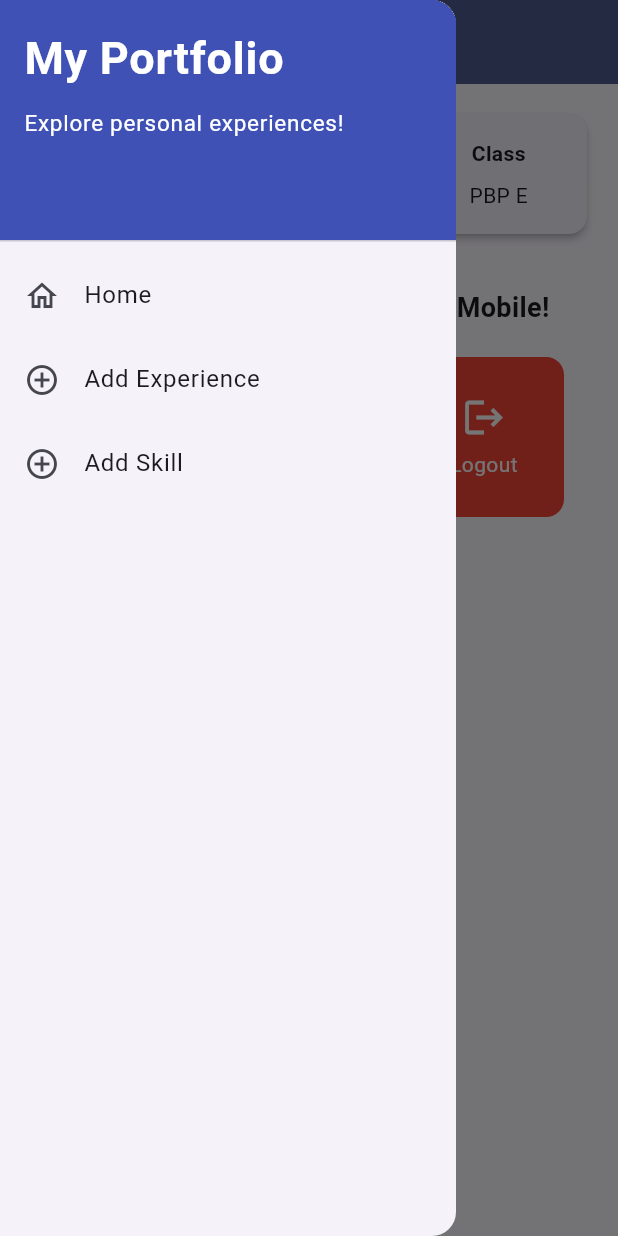
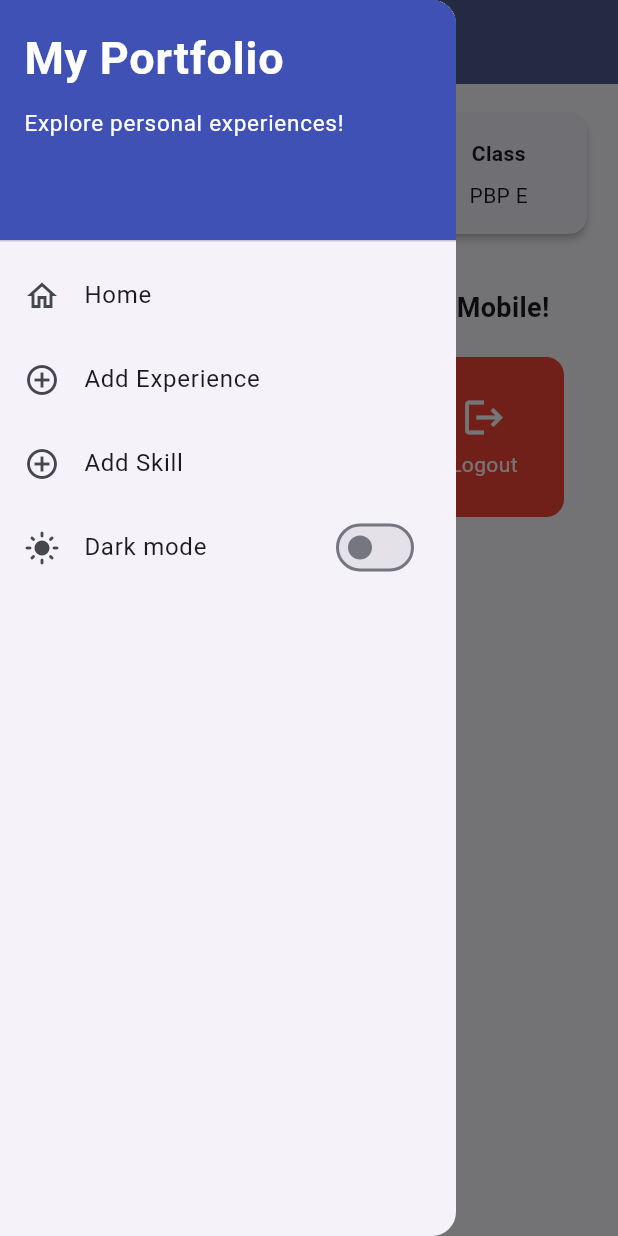
Before and after one commit to ihatewalls/myportofolio_mobile, a Flutter app: the screen it shows after launch, with the side drawer open, on a phone screen of 412 x 824 dp. Run offline on Flutter 3.47's test engine with Material 3 defaults, Android fonts, the phone set to English and light mode, and no system bars; our stand-ins replace material_ui.

Commit message:
feat: dark mode

```diff
--- a/lib/main.dart
+++ b/lib/main.dart
@@ -1,5 +1,6 @@
 import 'package:material_ui/material_ui.dart';
 import 'package:myportofolio_mobile/screens/menu.dart';
+import 'package:myportofolio_mobile/theme_notifier.dart';
 void main() {
   runApp(const MyApp());
 }
@@ -10,28 +11,25 @@ class MyApp extends StatelessWidget {
   // This widget is the root of your application.
   @override
   Widget build(BuildContext context) {
+    return ValueListenableBuilder<ThemeMode>(
+      valueListenable: themeNotifier,
+      builder: (context, mode, _) {
         return MaterialApp(
           title: 'MyPortofolio',
           theme: ThemeData(
-        // This is the theme of your application.
-        //
-        // TRY THIS: Try running your application with "flutter run". You'll see
-        // the application has a purple toolbar. Then, without quitting the app,
-        // try changing the seedColor in the colorScheme below to Colors.green
-        // and then invoke "hot reload" (save your changes or press the "hot
-        // reload" button in a Flutter-supported IDE, or press "r" if you used
-        // the command line to start the app).
-        //
-        // Notice that the counter didn't reset back to zero; the application
-        // state is not lost during the reload. To reset the state, use hot
-        // restart instead.
-        //
-        // This works for code too, not just values: Most code changes can be
-        // tested with just a hot reload.
-        colorScheme: ColorScheme.fromSeed(seedColor: Colors.indigo, secondary: Colors.amber[700]),
+            colorScheme: ColorScheme.fromSeed(brightness: Brightness.light, seedColor: Colors.indigo, secondary: Colors.amber[700]),
+            brightness: Brightness.light,
             useMaterial3: true,
           ),
+          darkTheme: ThemeData(
+            colorScheme: ColorScheme.fromSeed(brightness: Brightness.dark, seedColor: Colors.indigo, secondary: Colors.amber[700]),
+            brightness: Brightness.dark,
+            useMaterial3: true,
+          ),
+          themeMode: mode,
           home: MyHomePage(),
         );
       }
+    );
   }
+}
--- /dev/null
+++ b/lib/theme_notifier.dart
@@ -0,0 +1,3 @@
+import 'package:material_ui/material_ui.dart';
+
+final ValueNotifier<ThemeMode> themeNotifier = ValueNotifier(ThemeMode.system);
--- a/lib/widgets/left_drawer.dart
+++ b/lib/widgets/left_drawer.dart
@@ -2,6 +2,7 @@ import 'package:material_ui/material_ui.dart';
 import 'package:myportofolio_mobile/screens/menu.dart';
 import 'package:myportofolio_mobile/screens/experience_form.dart';
 import 'package:myportofolio_mobile/screens/skill_form.dart';
+import 'package:myportofolio_mobile/theme_notifier.dart';
 // TODO: Import ExperienceFormPage after creating it
 
 class LeftDrawer extends StatelessWidget {
@@ -9,6 +10,7 @@ class LeftDrawer extends StatelessWidget {
 
   @override
   Widget build(BuildContext context) {
+    final isDark = Theme.of(context).brightness == Brightness.dark;
     return Drawer(
       child: ListView(
         children: [
@@ -84,6 +86,14 @@ class LeftDrawer extends StatelessWidget {
               ));
             },
           ),
+          SwitchListTile(
+            secondary: Icon(isDark ? Icons.dark_mode : Icons.light_mode),
+            title: const Text('Dark mode'),
+            value: isDark,
+            onChanged: (value) {
+              themeNotifier.value = value ? ThemeMode.dark : ThemeMode.light;
+            },
+          ),
         ],
       ),
     );
```
Lines whose indentation alone changed are shown as unchanged.
